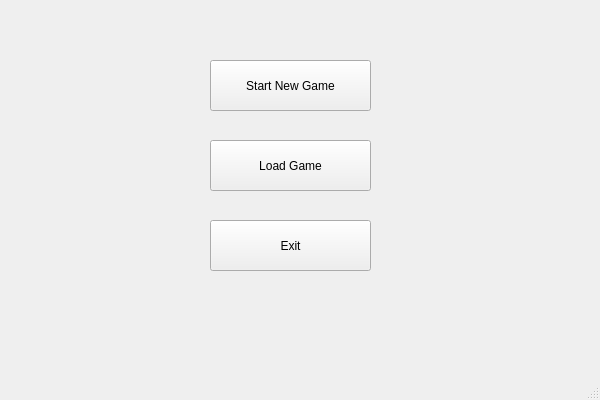
The window that Mercury/Mercury.ui (appcrashwin7/Mercury) describes before a commit, drawn with Qt 5.
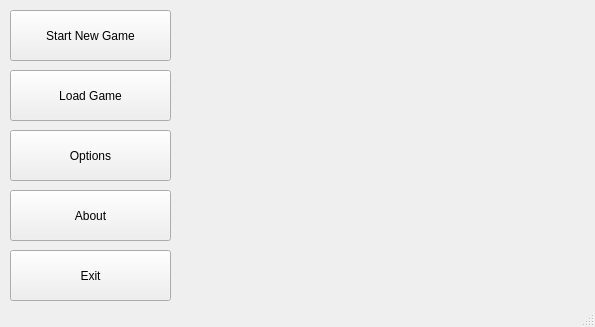
The same window after the commit.

Commit message: add about window -> resolve #21

Patch:
```diff
--- a/Mercury/Mercury.ui
+++ b/Mercury/Mercury.ui
@@ -6,8 +6,8 @@
    <rect>
     <x>0</x>
     <y>0</y>
-    <width>600</width>
-    <height>400</height>
+    <width>595</width>
+    <height>327</height>
    </rect>
   </property>
   <property name="windowTitle">
@@ -17,8 +17,8 @@
    <widget class="QPushButton" name="newGameButton">
     <property name="geometry">
      <rect>
-      <x>210</x>
-      <y>60</y>
+      <x>10</x>
+      <y>10</y>
       <width>161</width>
       <height>51</height>
      </rect>
@@ -30,8 +30,8 @@
    <widget class="QPushButton" name="loadGameButton">
     <property name="geometry">
      <rect>
-      <x>210</x>
-      <y>140</y>
+      <x>10</x>
+      <y>70</y>
       <width>161</width>
       <height>51</height>
      </rect>
@@ -43,8 +43,8 @@
    <widget class="QPushButton" name="exitButton">
     <property name="geometry">
      <rect>
-      <x>210</x>
-      <y>220</y>
+      <x>10</x>
+      <y>250</y>
       <width>161</width>
       <height>51</height>
      </rect>
@@ -53,6 +53,32 @@
      <string>Exit</string>
     </property>
    </widget>
+   <widget class="QPushButton" name="aboutButton">
+    <property name="geometry">
+     <rect>
+      <x>10</x>
+      <y>190</y>
+      <width>161</width>
+      <height>51</height>
+     </rect>
+    </property>
+    <property name="text">
+     <string>About</string>
+    </property>
+   </widget>
+   <widget class="QPushButton" name="optionsButton">
+    <property name="geometry">
+     <rect>
+      <x>10</x>
+      <y>130</y>
+      <width>161</width>
+      <height>51</height>
+     </rect>
+    </property>
+    <property name="text">
+     <string>Options</string>
+    </property>
+   </widget>
   </widget>
   <widget class="QStatusBar" name="statusBar"/>
  </widget>
```
The commit also changes 3 other files.
